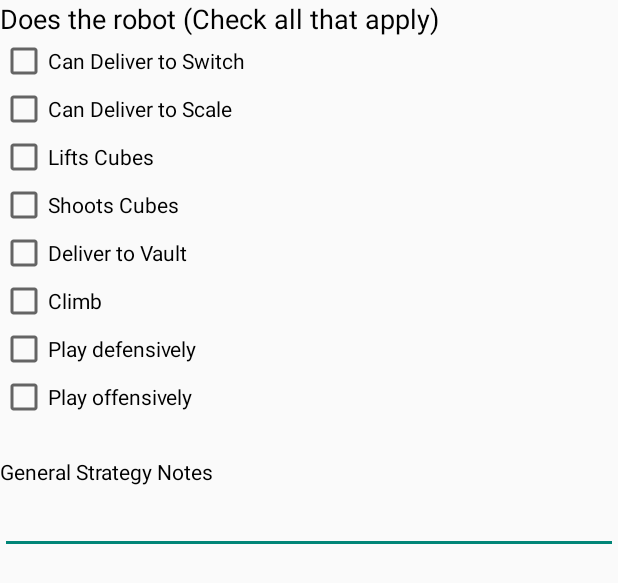
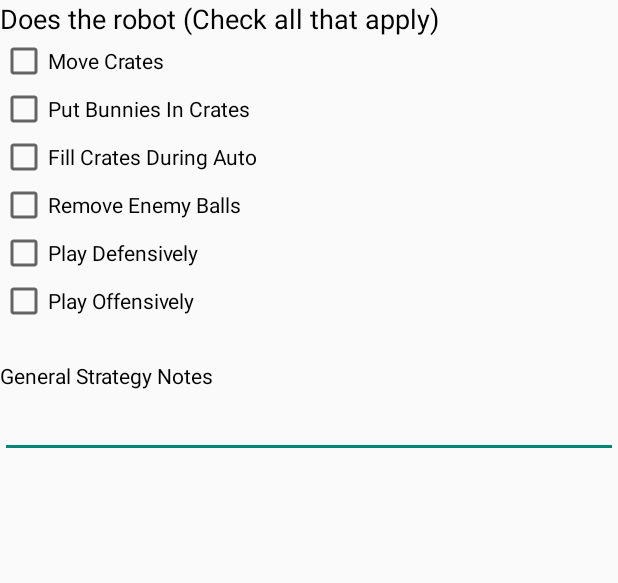
Before and after one commit to 2635Lakemonsters/ScoutNetClient, an Android app: the layout fragment_strategy_info.xml on its own in the app's theme, with its tools: preview values and no code run, on a phone screen of 412 x 824 dp. Shown: the top 583 px of the screen. Run offline under Robolectric (Android 15) with nearby library versions, the phone set to English and light mode, and no system bars.

Commit message:
Finished Pit Info

```diff
--- a/app/src/main/res/layout/fragment_robot_info.xml
+++ b/app/src/main/res/layout/fragment_robot_info.xml
@@ -86,11 +86,11 @@
             android:textColor="@android:color/black" />
 
         <CheckBox
-            android:id="@+id/canMove"
+            android:id="@+id/canCollect"
             android:layout_width="wrap_content"
             android:layout_height="wrap_content"
             android:checked="false"
-            android:text="Move Crates" />
+            android:text="Collect Balls" />
 
         <CheckBox
             android:id="@+id/canFill"
@@ -104,7 +104,7 @@
             android:layout_width="wrap_content"
             android:layout_height="wrap_content"
             android:checked="false"
-            android:text="Put Bunnies in Crates" />
+            android:text="Manipulate Bunnies" />
 
         <CheckBox
             android:id="@+id/canSort"
--- a/app/src/main/res/layout/fragment_strategy_info.xml
+++ b/app/src/main/res/layout/fragment_strategy_info.xml
@@ -13,52 +13,40 @@
         android:textColor="@android:color/black"/>
 
     <CheckBox
-        android:id="@+id/doesSwitch"
+        android:id="@+id/doesMove"
         android:layout_width="wrap_content"
         android:layout_height="wrap_content"
-        android:text="Can Deliver to Switch" />
+        android:text="Move Crates" />
 
     <CheckBox
-        android:id="@+id/doesScale"
+        android:id="@+id/doesBunny"
         android:layout_width="wrap_content"
         android:layout_height="wrap_content"
-        android:text="Can Deliver to Scale" />
+        android:text="Put Bunnies In Crates" />
 
     <CheckBox
-        android:id="@+id/doesLiftCubes"
+        android:id="@+id/doesAutoFill"
         android:layout_width="wrap_content"
         android:layout_height="wrap_content"
-        android:text="Lifts Cubes" />
+        android:text="Fill Crates During Auto" />
 
     <CheckBox
-        android:id="@+id/doesShootCubes"
+        android:id="@+id/doesRemove"
         android:layout_width="wrap_content"
         android:layout_height="wrap_content"
-        android:text="Shoots Cubes" />
+        android:text="Remove Enemy Balls" />
 
     <CheckBox
-        android:id="@+id/doesVault"
+        android:id="@+id/doesDefensive"
         android:layout_width="wrap_content"
         android:layout_height="wrap_content"
-        android:text="Deliver to Vault" />
+        android:text="Play Defensively" />
 
     <CheckBox
-        android:id="@+id/doesClimb"
+        android:id="@+id/doesOffensive"
         android:layout_width="wrap_content"
         android:layout_height="wrap_content"
-        android:text="Climb" />
-
-    <CheckBox
-        android:layout_width="wrap_content"
-        android:layout_height="wrap_content"
-        android:text="@string/playDefense"
-        android:id="@+id/isDefensive"/>
-
-    <CheckBox
-        android:layout_width="wrap_content"
-        android:layout_height="wrap_content"
-        android:id="@+id/isOffensive"
-        android:text="@string/playOffense"/>
+        android:text="Play Offensively" />
 
     <Space
         android:layout_width="match_parent"
```
Also changed, not shown: app/src/main/java/org/team2635/scoutnetclient/fragments/RobotInfoFragment.java (+5 -5 lines), app/src/main/java/org/team2635/scoutnetclient/fragments/StrategyInfoFragment.java (+19 -24 lines).
